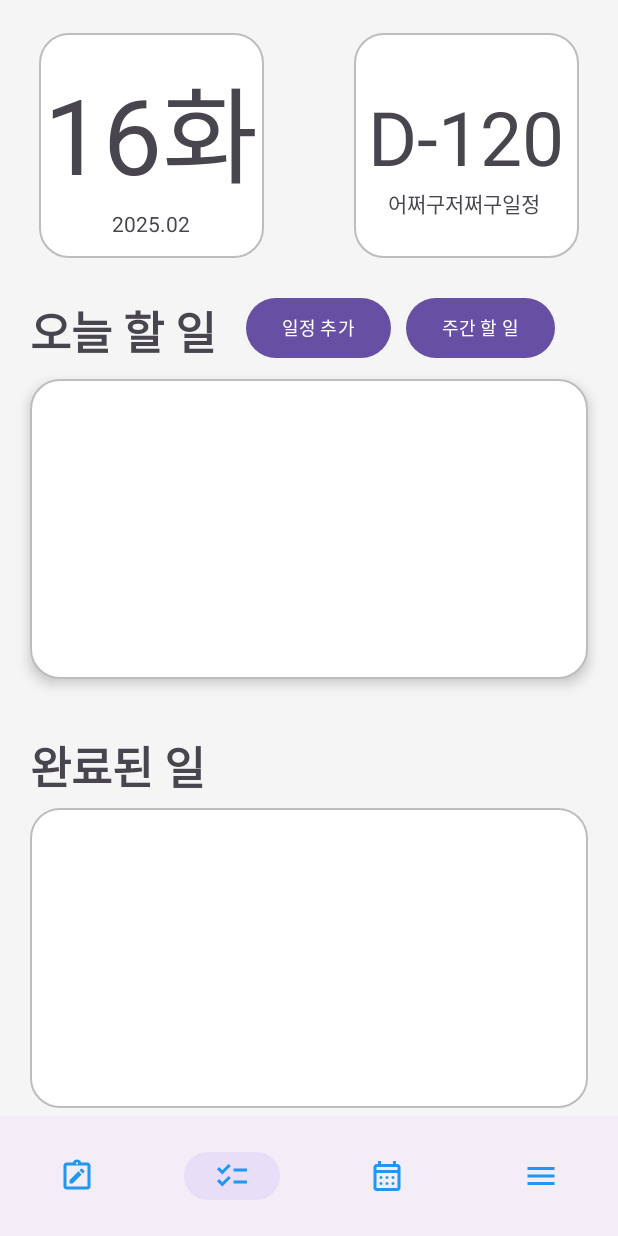
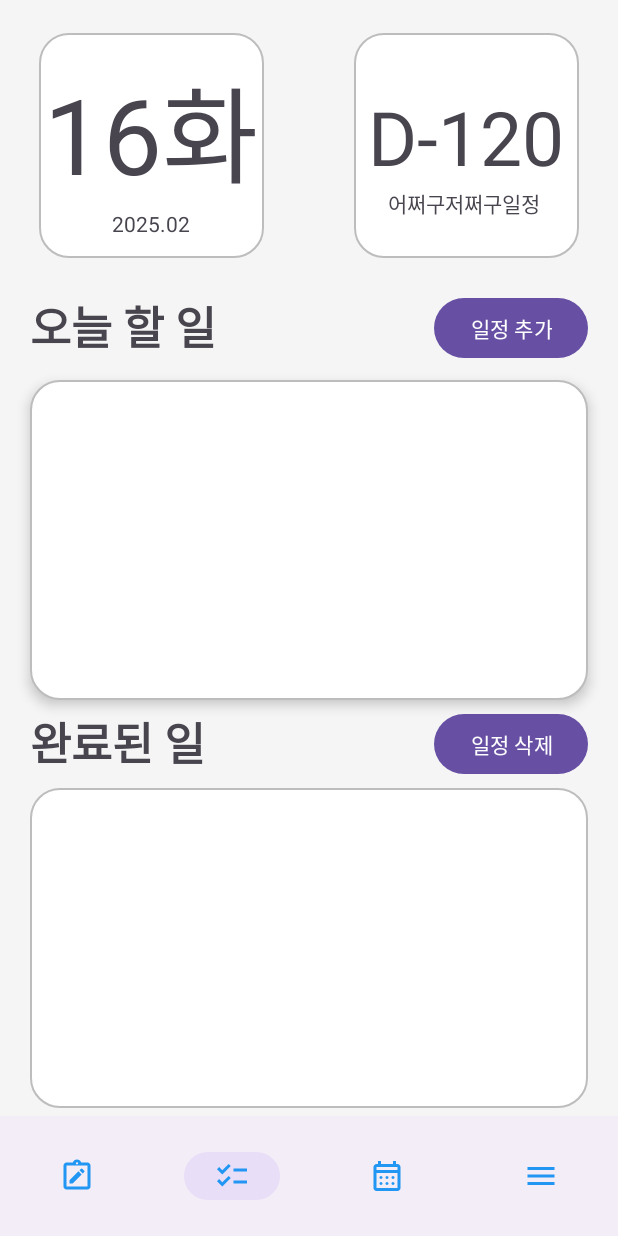
Before and after one commit to ILLUMIN4TION/CheckMyPlanNew, an Android app: the screen it shows after launch (MainActivity), on a phone screen of 412 x 824 dp. Run offline under Robolectric (Android 15) with nearby library versions, the phone set to English and light mode, and no system bars; our stand-ins replace Room's generated code.

Commit message:
일정, 메모 CRUD 완료,

```diff
--- a/app/src/main/java/com/example/a0401chkmyplan/ScheduleAdapter.kt
+++ b/app/src/main/java/com/example/a0401chkmyplan/ScheduleAdapter.kt
@@ -1,36 +1,74 @@
 package com.example.a0401chkmyplan
 
 import android.view.LayoutInflater
+import android.view.View
 import android.view.ViewGroup
+import android.widget.CheckBox
+import android.widget.ImageView
+import android.widget.TextView
 import androidx.recyclerview.widget.RecyclerView
-import com.example.a0401chkmyplan.databinding.ItemScheduleBinding
 import com.example.a0401chkmyplan.scheduleDB.ScheduleEntity
 import java.text.SimpleDateFormat
-import java.util.Date
 import java.util.Locale
 
-class ScheduleAdapter : RecyclerView.Adapter<ScheduleAdapter.ScheduleViewHolder>() {
+class ScheduleAdapter(
+    private var taskList: MutableList<ScheduleEntity>,
+    private val onItemClick: (ScheduleEntity) -> Unit,
+    private val onCheckChanged: (ScheduleEntity) -> Unit,
+    private val onDeleteClick: (ScheduleEntity) -> Unit
+) : RecyclerView.Adapter<ScheduleAdapter.ScheduleViewHolder>() {
 
-    private var schedules: List<ScheduleEntity> = emptyList()
+    inner class ScheduleViewHolder(itemView: View) : RecyclerView.ViewHolder(itemView) {
+        val scheduleDescTextView: TextView = itemView.findViewById(R.id.rv_task_main)
+        val scheduleTimeTextView: TextView = itemView.findViewById(R.id.rv_task_dayNtime)
+        val scheduleCheckBox: CheckBox = itemView.findViewById(R.id.rv_task_chk1)
+        val scheduleDelete: ImageView = itemView.findViewById(R.id.rv_task_delete)
 
-    fun submitList(newList: List<ScheduleEntity>) {
-        schedules = newList
-        notifyDataSetChanged()
+        init {
+            // ✅ 전체 항목 클릭: 체크박스/삭제 버튼 아닌 경우만 반응
+            itemView.setOnClickListener { v ->
+                val task = taskList[adapterPosition]
+
+                // 클릭한 뷰가 체크박스나 삭제 버튼이면 무시
+                if (v.id != R.id.rv_task_chk1 && v.id != R.id.rv_task_delete) {
+                    onItemClick(task)
+                }
+            }
+
+            scheduleDelete.setOnClickListener {
+                val task = taskList[adapterPosition]
+                onDeleteClick(task)
+            }
+
+            scheduleCheckBox.setOnClickListener {
+                it?.parent?.requestDisallowInterceptTouchEvent(true) // 부모 클릭 막기
+                val task = taskList[adapterPosition]
+                onCheckChanged(task)
+            }
+        }
     }
 
-    class ScheduleViewHolder(val binding: ItemScheduleBinding) : RecyclerView.ViewHolder(binding.root)
-
     override fun onCreateViewHolder(parent: ViewGroup, viewType: Int): ScheduleViewHolder {
-        val binding = ItemScheduleBinding.inflate(LayoutInflater.from(parent.context), parent, false)
-        return ScheduleViewHolder(binding)
+        val view = LayoutInflater.from(parent.context).inflate(R.layout.item_schedule, parent, false)
+        return ScheduleViewHolder(view)
     }
 
     override fun onBindViewHolder(holder: ScheduleViewHolder, position: Int) {
-        val schedule = schedules[position]
-        holder.binding.rvTaskMain.text = schedule.desc
-        //테이블의 값을 바인딩을통해 각 아이템에 연결
-        holder.binding.rvTaskDayNtime.text = SimpleDateFormat("yyyy-MM-dd HH:mm", Locale.getDefault()).format(Date(schedule.timeMillis))
+        val task = taskList[position]
+
+        holder.scheduleDescTextView.text = task.desc
+        holder.scheduleTimeTextView.text = SimpleDateFormat("yyyy-MM-dd HH:mm", Locale.getDefault())
+            .format(task.timeMillis)
+
+        holder.scheduleCheckBox.setOnCheckedChangeListener(null)
+        holder.scheduleCheckBox.isChecked = task.isComplete
+        // → 실제 동작은 ViewHolder init에서 설정한 setOnClickListener가 처리
     }
 
-    override fun getItemCount() = schedules.size
+    override fun getItemCount(): Int = taskList.size
+
+    fun submitList(newList: MutableList<ScheduleEntity>) {
+        taskList = newList
+        notifyDataSetChanged()
+    }
 }
--- a/app/src/main/java/com/example/a0401chkmyplan/TaskFragment.kt
+++ b/app/src/main/java/com/example/a0401chkmyplan/TaskFragment.kt
@@ -1,105 +1,168 @@
 package com.example.a0401chkmyplan
 
-
+import android.app.Activity
+import android.content.Intent
 import android.os.Bundle
-
-import android.view.LayoutInflater
-import android.view.View
-import android.view.ViewGroup
+import android.util.Log
+import android.view.*
+import androidx.activity.result.contract.ActivityResultContracts
 import androidx.fragment.app.Fragment
 import androidx.recyclerview.widget.LinearLayoutManager
+import androidx.room.Room
 import com.example.a0401chkmyplan.databinding.FragmentTaskBinding
 import com.example.a0401chkmyplan.scheduleDB.ScheduleDao
 import com.example.a0401chkmyplan.scheduleDB.ScheduleDatabase
-import kotlinx.coroutines.CoroutineScope
-import kotlinx.coroutines.Dispatchers
-import kotlinx.coroutines.launch
-import kotlinx.coroutines.withContext
-
+import com.example.a0401chkmyplan.scheduleDB.ScheduleEntity
+import kotlinx.coroutines.*
 
 class TaskFragment : Fragment() {
-    //프래그먼트에서 바인딩 사용을 위한 선언
 
     private lateinit var binding: FragmentTaskBinding
-    private lateinit var scheduleAdapter: ScheduleAdapter
     private lateinit var dao: ScheduleDao
+    private lateinit var db: ScheduleDatabase
+
+    private lateinit var incompleteAdapter: ScheduleAdapter
+    private lateinit var completeAdapter: ScheduleAdapter
+
+    private val editScheduleLauncher = registerForActivityResult(ActivityResultContracts.StartActivityForResult()) {
+        if (it.resultCode == Activity.RESULT_OK) {
+            loadSchedules()
+        }
+    }
 
     override fun onCreateView(
         inflater: LayoutInflater,
         container: ViewGroup?,
         savedInstanceState: Bundle?
-    ): View? {
-        //바인딩 초기화
+    ): View {
         binding = FragmentTaskBinding.inflate(inflater, container, false)
+
+        db = Room.databaseBuilder(
+            requireContext(),
+            ScheduleDatabase::class.java,
+            "schedule_appDatabase"
+        ).build()
+
         dao = ScheduleDatabase.getDatabase(requireContext()).scheduleDao()
+
         return binding.root
-
-
     }
 
     override fun onViewCreated(view: View, savedInstanceState: Bundle?) {
         super.onViewCreated(view, savedInstanceState)
 
-        scheduleAdapter = ScheduleAdapter()
-        binding.taskRv.layoutManager = LinearLayoutManager(requireContext())
-        binding.taskRv.adapter = scheduleAdapter
+        // 어댑터 2개 초기화
+        incompleteAdapter = ScheduleAdapter(mutableListOf(),
+            onItemClick = { schedule ->
+                // 아이템 클릭 시 동작 (예: 상세 화면 이동)
+                val bottomSheet = BottomSheet()
+                bottomSheet.arguments = Bundle().apply {
+                    putInt("id", schedule.id)
+                    putLong("timeMillis", schedule.timeMillis)
+                    putString("desc", schedule.desc)
+                }
+                bottomSheet.show(parentFragmentManager, bottomSheet.tag)
+            },
+            onCheckChanged = { schedule ->
+                // 체크박스 클릭 시 isComplete 변경 및 DB 업데이트 후 새로고침
+                CoroutineScope(Dispatchers.IO).launch {
+                    dao.update(schedule.copy(isComplete = !schedule.isComplete))
+                    loadSchedules()
+                }
+            },
+            onDeleteClick = { schedule ->
+                CoroutineScope(Dispatchers.IO).launch {
+                    dao.delete(schedule)
+                    loadSchedules()
+                }
+            }
+        )
+
+        completeAdapter = ScheduleAdapter(mutableListOf(),
+            onItemClick = { schedule ->
+                // 아이템 클릭 시 동작 (예: 상세 화면 이동)
+                val bottomSheet = BottomSheet()
+                bottomSheet.arguments = Bundle().apply {
+                    putInt("id", schedule.id)
+                    putLong("timeMillis", schedule.timeMillis)
+                    putString("desc", schedule.desc)
+                }
+                bottomSheet.show(parentFragmentManager, bottomSheet.tag)
+            },
+            onCheckChanged = { schedule ->
+                // 체크박스 클릭 시 isComplete 변경 및 DB 업데이트 후 새로고침
+                CoroutineScope(Dispatchers.IO).launch {
+                    dao.update(schedule.copy(isComplete = !schedule.isComplete))
+                    loadSchedules()
+                }
+            },
+            onDeleteClick = { schedule ->
+                CoroutineScope(Dispatchers.IO).launch {
+                    dao.delete(schedule)
+                    loadSchedules()
+                }
+            }
+        )
+
+        // RecyclerView 각각 연결
+        binding.taskRv.apply {
+            adapter = incompleteAdapter
+            layoutManager = LinearLayoutManager(requireContext())
+        }
+
+        binding.rvTaskDone.apply {
+            adapter = completeAdapter
+            layoutManager = LinearLayoutManager(requireContext())
+        }
+
+        // 일정 추가 버튼
+        binding.taskBtnAdd.setOnClickListener {
+            val simpleSet = BottomSheet()
+            simpleSet.show(parentFragmentManager, simpleSet.tag)
+        }
+
+
+        parentFragmentManager.setFragmentResultListener("schedule_added", viewLifecycleOwner) { _, _ ->
+            loadSchedules()
+        }
 
         loadSchedules()
 
-        binding.taskBtnAdd.setOnClickListener {
-            val simpleSet = BottomSheet()
-            simpleSet.show(parentFragmentManager, simpleSet.tag)
+        parentFragmentManager.setFragmentResultListener("schedule_updated", viewLifecycleOwner) { _, _ ->
+            loadSchedules()
+        }
+    }
 
+    override fun onResume() {
+        super.onResume()
+        loadSchedules()
+    }
+
+    // 체크 상태 변경 로직
+    private fun toggleComplete(schedule: ScheduleEntity) {
+        val updated = schedule.copy(isComplete = !schedule.isComplete)
+        CoroutineScope(Dispatchers.IO).launch {
+            dao.update(updated)
+            loadSchedules()
         }
+    }
 
-
-//        // todayBox1: 첫 번째 할 일 박스의 뷰를 변수에 저장
-//        val todayBox1 = binding.todayBox1
-//
-//
-//        // todayCheck1: 해당 박스 안에 있는 체크박스 뷰를 변수에 저장
-//        val todayCheck1 = binding.rvTaskChk1
-//
-//        // todayList: '오늘 할 일' 리스트(LinearLayout)를 변수에 저장
-//        val todayList = binding.todayListLayout
-//
-//        val goSimpleSet = binding.todayBox1
-//
-//        // doneList: '완료된 일' 리스트(LinearLayout)를 변수에 저장
-//        val doneList = binding.doneListLayout
-//
-//        val addBtn = binding.addListButton
-
-
-
-
-
-        // 체크박스의 체크 상태가 바뀔 때 실행되는 리스너 등록
-//        todayCheck1.setOnCheckedChangeListener { _, isChecked ->
-//            if (isChecked) {
-//                // 체크되면(todayBox1을) '오늘 할 일' 리스트에서 제거하고,
-//                // '완료된 일' 리스트에 추가
-//                todayList.removeView(todayBox1)
-//                doneList.addView(todayBox1)
-//            } else {
-//                // 체크 해제되면(todayBox1을) '완료된 일' 리스트에서 제거하고,
-//                // '오늘 할 일' 리스트 맨 위에 다시 추가
-//                doneList.removeView(todayBox1)
-//                todayList.addView(todayBox1, 0)  // 0: 리스트 제일 위에 추가
-//            }
-//        }
-
-//        goSimpleSet.setOnClickListener{
-//            val simpleSet = BottomSheet()
-//            simpleSet.show(parentFragmentManager, simpleSet.tag)
-//        }
-    }
     private fun loadSchedules() {
         CoroutineScope(Dispatchers.IO).launch {
-            val scheduleList = dao.getAllSchedules()
+            val incomplete = dao.getIncompleteSchedules()
+            val complete = dao.getCompleteSchedules()
+
             withContext(Dispatchers.Main) {
-                scheduleAdapter.submitList(scheduleList)
+                incompleteAdapter.submitList(incomplete)
+                completeAdapter.submitList(complete)
             }
         }
     }
+
+    private fun deleteSchedule(schedule: ScheduleEntity) {
+        CoroutineScope(Dispatchers.IO).launch {
+            dao.delete(schedule)
+            loadSchedules()  // 삭제 후 리스트 다시 불러오기
+        }
+    }
 }
--- a/app/src/main/java/com/example/a0401chkmyplan/memoDB/MemoEntity.kt
+++ b/app/src/main/java/com/example/a0401chkmyplan/memoDB/MemoEntity.kt
@@ -7,5 +7,6 @@ import androidx.room.PrimaryKey
 data class MemoEntity(
     @PrimaryKey(autoGenerate = true) val id: Int = 0,  // 자동 증가 ID
     val title: String,   // 일정 제목
-    val desc: String     // 일정 내용
+    val desc: String,     // 일정 내용
+
 )
--- a/app/src/main/java/com/example/a0401chkmyplan/memoFragment.kt
+++ b/app/src/main/java/com/example/a0401chkmyplan/memoFragment.kt
@@ -44,9 +44,6 @@ class memoFragment : Fragment() {
         }
     }
 
-
-
-
     override fun onCreateView(
         inflater: LayoutInflater,
         container: ViewGroup?,
@@ -68,6 +65,7 @@ class memoFragment : Fragment() {
         recyclerView = binding.memoRV
         //우리가 만든 메모어댑터()사용, 클릭 이벤트 포함됨
         adapter = MemoAdapter(mutableListOf()) { selectedMemo ->
+
             val intent = Intent(requireContext(), MemoDetailActivity::class.java).apply {
                 putExtra("id", selectedMemo.id)
                 putExtra("title", selectedMemo.title)
@@ -138,6 +136,8 @@ class memoFragment : Fragment() {
         loadMemo()
 
     }
+
+
     private fun loadMemo() {
         CoroutineScope(Dispatchers.IO).launch {
             val memoList = dao.getAllMemo()
--- a/app/src/main/java/com/example/a0401chkmyplan/scheduleDB/ScheduleDao.kt
+++ b/app/src/main/java/com/example/a0401chkmyplan/scheduleDB/ScheduleDao.kt
@@ -1,5 +1,6 @@
 package com.example.a0401chkmyplan.scheduleDB
 
+import androidx.lifecycle.LiveData
 import androidx.room.*
 
 
@@ -16,5 +17,11 @@ interface ScheduleDao {
 
     //일정 시간순으로 정렬
     @Query("SELECT * FROM schedule_table ORDER BY timeMillis ASC")
-    suspend fun getAllSchedules(): List<ScheduleEntity>
+    suspend fun getAllSchedules(): MutableList<ScheduleEntity>
+
+    @Query("SELECT * FROM schedule_table WHERE isComplete = 0 ORDER BY timeMillis ASC")
+    fun getIncompleteSchedules(): MutableList<ScheduleEntity>
+
+    @Query("SELECT * FROM schedule_table WHERE isComplete = 1 ORDER BY timeMillis ASC")
+    fun getCompleteSchedules(): MutableList<ScheduleEntity>
 }
--- a/app/src/main/java/com/example/a0401chkmyplan/scheduleDB/ScheduleEntity.kt
+++ b/app/src/main/java/com/example/a0401chkmyplan/scheduleDB/ScheduleEntity.kt
@@ -6,5 +6,6 @@ import androidx.room.*
 data class ScheduleEntity(
     @PrimaryKey(autoGenerate = true) val id: Int = 0,
     val desc: String,
-    val timeMillis: Long // 날짜 및 시간을 저장 (millis 기준)
+    val timeMillis: Long, // 날짜 및 시간을 저장 (millis 기준)
+    val isComplete: Boolean = false //일정이 완료되었는 지 확인 기본 false
 )
--- a/app/src/main/res/layout/fragment_bottom_sheet.xml
+++ b/app/src/main/res/layout/fragment_bottom_sheet.xml
@@ -42,7 +42,8 @@
             android:id="@+id/main_bs_et"
             android:layout_width="match_parent"
             android:layout_height="200dp"
-            android:text="3월24일까지 과제제출, 반드시하기." />
+            android:text=""
+            android:hint="일정 입력"/>
     </LinearLayout>
 
     <androidx.appcompat.widget.LinearLayoutCompat
--- a/app/src/main/res/layout/fragment_task.xml
+++ b/app/src/main/res/layout/fragment_task.xml
@@ -75,7 +75,7 @@
 
             </LinearLayout>
 
-            <LinearLayout
+            <RelativeLayout
                 android:layout_width="match_parent"
                 android:layout_height="wrap_content"
                 android:layout_marginLeft="20dp"
@@ -92,22 +92,18 @@
                     android:textSize="30dp" />
 
                 <Button
+
                     android:id="@+id/task_btn_add"
+                    android:layout_alignParentRight="true"
                     android:layout_width="wrap_content"
                     android:layout_height="wrap_content"
-                    android:layout_marginLeft="20dp"
+
                     android:text="일정 추가"
-                    android:textSize="12dp" />
-
-                <Button
-                    android:layout_width="wrap_content"
-                    android:layout_height="wrap_content"
-                    android:layout_marginLeft="10dp"
-                    android:text="주간 할 일"
-                    android:textSize="12dp" />
+                     />
 
 
-            </LinearLayout>
+
+            </RelativeLayout>
             <!-- id이름을 todayListLayout으로 만들고
                  기존 여러개 있던 todayBox를 1개남기고 다지움.
                  todayBox에 체크박스에 채크를 하면 doneListLayout으로 채크된 상태로 이동 ->채크를 해제하면 다시 위로 이동함
@@ -115,7 +111,7 @@
             <LinearLayout
                 android:id="@+id/todayListLayout"
                 android:layout_width="match_parent"
-                android:layout_height="wrap_content"
+                android:layout_height="0dp"
                 android:layout_weight="4"
 
                 android:layout_marginLeft="20dp"
@@ -129,39 +125,63 @@
                 <androidx.recyclerview.widget.RecyclerView
                     android:id="@+id/task_rv"
                     android:layout_width="match_parent"
-                    android:layout_height="match_parent"/>
+                    android:layout_height="match_parent"
+                    android:layout_marginVertical="5dp"/>
+
+                <FrameLayout
+                    android:id="@+id/fragment_container"
+                    android:layout_width="match_parent"
+                    android:layout_height="match_parent" />
 
 
             </LinearLayout>
 
-            <TextView
-                android:layout_width="wrap_content"
-                android:layout_height="wrap_content"
-                android:text="완료된 일"
-                android:textStyle="bold"
-                android:textSize="30dp"
-                android:layout_marginLeft="20dp"
-                android:layout_marginTop="30dp"/>
+            <RelativeLayout
+                android:layout_marginHorizontal="20dp"
+                android:layout_width="match_parent"
+                android:layout_height="wrap_content">
+
+                <TextView
+                    android:layout_width="wrap_content"
+                    android:layout_height="wrap_content"
+                    android:text="완료된 일"
+                    android:textStyle="bold"
+                    android:textSize="30dp" />
+
+                <Button
+                    android:id="@+id/task_btn_del"
+                    android:layout_width="wrap_content"
+                    android:layout_height="wrap_content"
+                    android:text="일정 삭제"
+                    android:layout_alignParentRight="true"
+                    android:layout_centerVertical="true"/>
+
+
+            </RelativeLayout>
+
             <!--채크된 todayBox를 받기위해 layout id를 doneListLayout으로 만듬-->
             <LinearLayout
                 android:layout_weight="4"
                 android:id="@+id/doneListLayout"
                 android:layout_width="match_parent"
-                android:layout_height="wrap_content"
+                android:layout_height="0dp"
                 android:layout_marginLeft="20dp"
                 android:layout_marginTop="5dp"
                 android:layout_marginRight="20dp"
                 android:layout_marginBottom="5dp"
                 android:background="@drawable/radius"
-                android:orientation="vertical"/>
+                android:orientation="vertical">
+
+                <androidx.recyclerview.widget.RecyclerView
+                    android:id="@+id/rv_taskDone"
+                    android:layout_marginVertical="5dp"
+                    android:layout_width="match_parent"
+                    android:layout_height="match_parent" />
+            </LinearLayout>
+
 
         </LinearLayout>
     </ScrollView>
-
-    <FrameLayout
-        android:id="@+id/fragment_container"
-        android:layout_width="match_parent"
-        android:layout_height="match_parent" />
 
     <com.google.android.material.bottomnavigation.BottomNavigationView
         android:id="@+id/bottom_nav_view"
```
Also changed, not shown: app/src/main/java/com/example/a0401chkmyplan/BottomSheet.kt (+68 -25 lines), app/src/main/res/layout/item_schedule.xml (+15 -4 lines).
